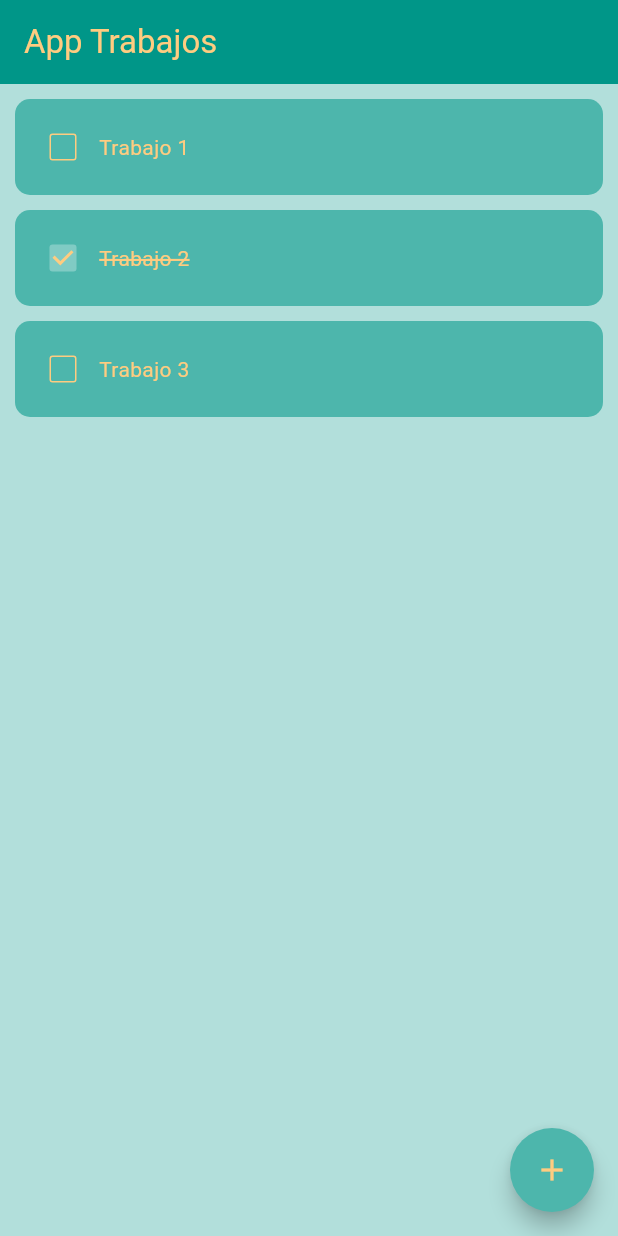
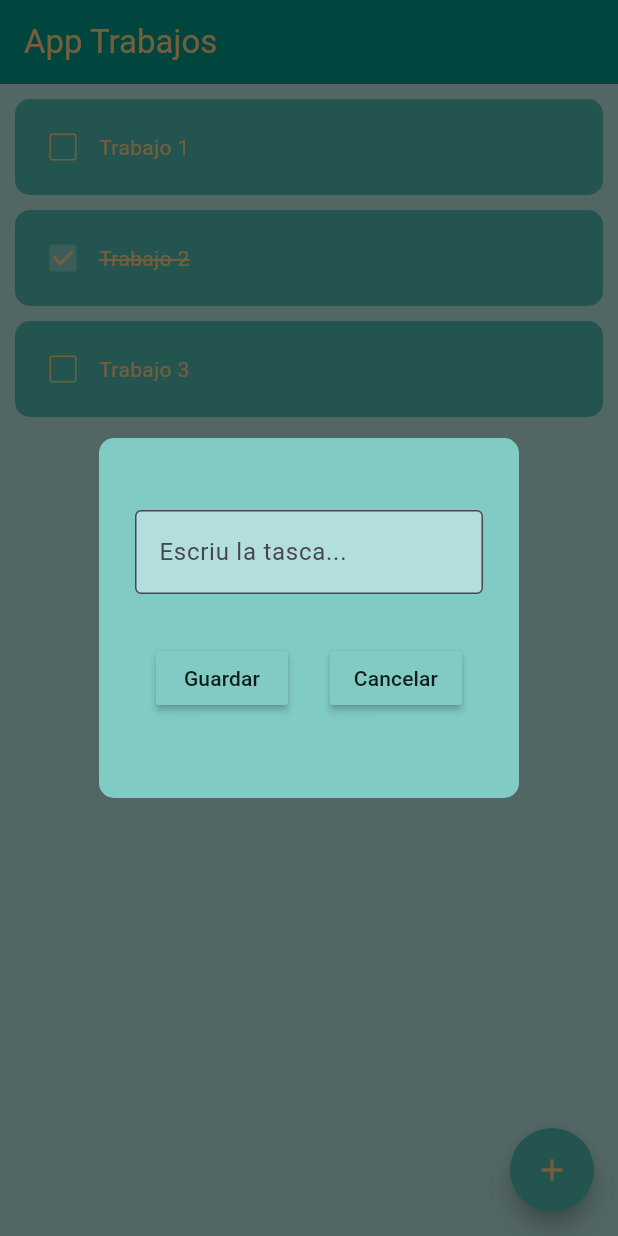
Before and after one commit to YerayRodriguez2005/aplicacio_tasques_2425, a Flutter app: the screen it shows after launch, after a tap on the "add" icon, on a phone screen of 412 x 824 dp. Run offline on Flutter 3.47's test engine with Material 3 defaults, Android fonts, the phone set to English and light mode, and no system bars; drawn by our look-alikes of flutter_slidable.

Commit message:
Dialog hecho y guardar tareas

```diff
--- /dev/null
+++ b/lib/components/boton_dialogo.dart
@@ -0,0 +1,20 @@
+
+import 'package:flutter/material.dart';
+
+class BotonDialog extends StatelessWidget {
+  final String textoBoton;
+  final Function()? accionBoton;
+  const BotonDialog({
+    super.key,
+    required this.textoBoton,
+    required this.accionBoton,
+    });
+
+  @override
+  Widget build(BuildContext context) {
+    return MaterialButton(onPressed: accionBoton,
+    color: Colors.teal[200],
+    child: Text(textoBoton),
+    );
+  }
+}
--- /dev/null
+++ b/lib/components/dialogo_nuevo_trabajo.dart
@@ -0,0 +1,51 @@
+import 'package:aplicacio_tasques_2425/components/boton_dialogo.dart';
+import 'package:flutter/material.dart';
+
+class DialogNuevoTrabajo extends StatelessWidget {
+  final TextEditingController tecTtextoTrabajo;
+  final Function()? accionguardar;
+  final Function()? accioncancelar;
+
+  const DialogNuevoTrabajo(
+      {super.key,
+      required this.accioncancelar,
+      required this.accionguardar,
+      required this.tecTtextoTrabajo});
+
+  @override
+  Widget build(BuildContext context) {
+    return AlertDialog(
+      backgroundColor: Colors.teal[200],
+      shape: RoundedRectangleBorder(borderRadius: BorderRadius.circular(10)),
+      content: Container(
+        height: 200,
+        child: Column(
+          mainAxisAlignment: MainAxisAlignment.spaceEvenly,
+          children: [
+            TextField(
+              controller: tecTtextoTrabajo,
+              cursorColor: Colors.orange,
+              decoration: InputDecoration(
+                hintText: "Escriu la tasca...",
+                border: const OutlineInputBorder(),
+                filled: true,
+                fillColor: Colors.teal[100],
+              ),
+            ),
+            //SizedBox(height: 10,),
+            Row(
+              mainAxisAlignment: MainAxisAlignment.spaceAround,
+              children: [
+                BotonDialog(
+                    textoBoton: "Guardar", accionBoton: accionguardar), //Boton guardar
+                BotonDialog(
+                    textoBoton: "Cancelar",
+                    accionBoton: accioncancelar), //Boton cancelar
+              ],
+            ),
+          ],
+        ),
+      ),
+    );
+  }
+}
--- a/lib/components/item_tasca.dart
+++ b/lib/components/item_tasca.dart
@@ -1,3 +1,4 @@
+
 import 'package:flutter/material.dart';
 import 'package:flutter_slidable/flutter_slidable.dart';
 
--- a/lib/pagines/pagina_principal.dart
+++ b/lib/pagines/pagina_principal.dart
@@ -1,4 +1,4 @@
-
+import 'package:aplicacio_tasques_2425/components/dialogo_nuevo_trabajo.dart';
 import 'package:aplicacio_tasques_2425/components/item_tasca.dart';
 import 'package:flutter/material.dart';
 
@@ -15,6 +15,17 @@ class _PaginaPrincipalState extends State<PaginaPrincipal> {
     {"titulo": "Trabajo 2", "valor": true},
     {"titulo": "Trabajo 3", "valor": false},
   ];
+  TextEditingController tecTtextoTrabajo = TextEditingController();
+  void accioGuardar() {
+    setState(() {
+      trabajosLista.add({"titulo": tecTtextoTrabajo.text, "valor": false},);
+    });
+    accioCancelar();
+  }
+  void accioCancelar() {
+    Navigator.of(context).pop();
+    tecTtextoTrabajo.clear();
+  }
 
   void cambiaCheckbox(bool valorCheckbox, int posLista) {
     setState(() {
@@ -26,6 +37,18 @@ class _PaginaPrincipalState extends State<PaginaPrincipal> {
     setState(() {
       trabajosLista.removeAt(posLista);
     });
+  }
+
+  void crearNuevoTrabajo() {
+    showDialog(
+        context: context,
+        builder: (context) {
+          return DialogNuevoTrabajo(
+            tecTtextoTrabajo: tecTtextoTrabajo,
+            accionguardar: accioGuardar,
+            accioncancelar: accioCancelar,
+          );
+        });
   }
 
   @override
@@ -44,7 +67,7 @@ class _PaginaPrincipalState extends State<PaginaPrincipal> {
       floatingActionButton: FloatingActionButton(
         backgroundColor: Colors.teal[300],
         shape: const CircleBorder(),
-        onPressed: () {},
+        onPressed: crearNuevoTrabajo,
         child: Icon(
           Icons.add,
           color: Colors.orange[200],
@@ -58,8 +81,9 @@ class _PaginaPrincipalState extends State<PaginaPrincipal> {
             return ItemTrabajo(
               textoTrabajo: trabajosLista[index]["titulo"],
               valorCheckbox: trabajosLista[index]["valor"],
-              cambiaValorCheckbox: (valor) => cambiaCheckbox(trabajosLista[index]["valor"], index),
-             borraTrabajo: (valor) => accionBorrarTrabajo(index),
+              cambiaValorCheckbox: (valor) =>
+                  cambiaCheckbox(trabajosLista[index]["valor"], index),
+              borraTrabajo: (valor) => accionBorrarTrabajo(index),
             );
           }),
     );
```
